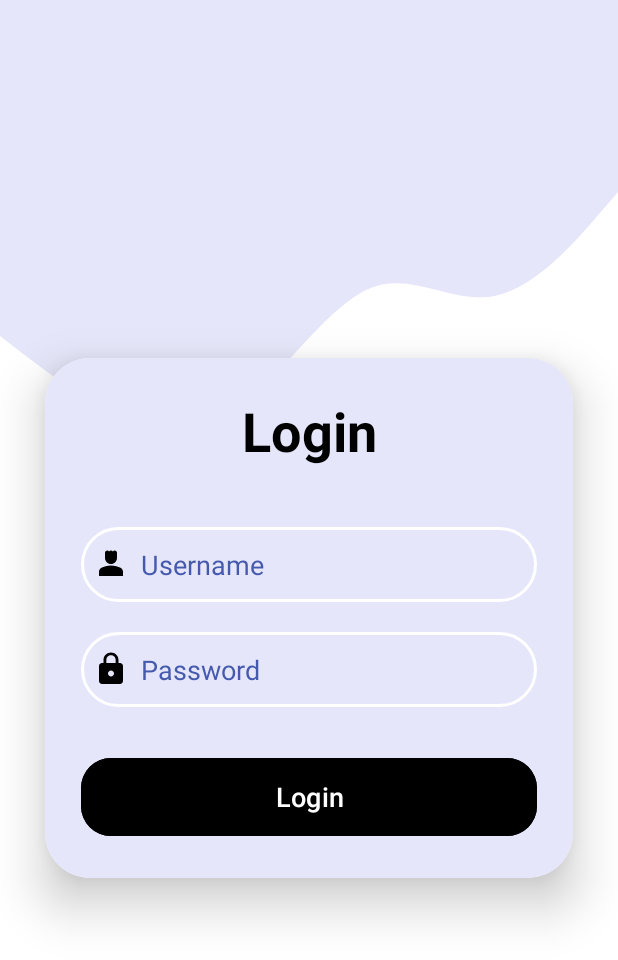
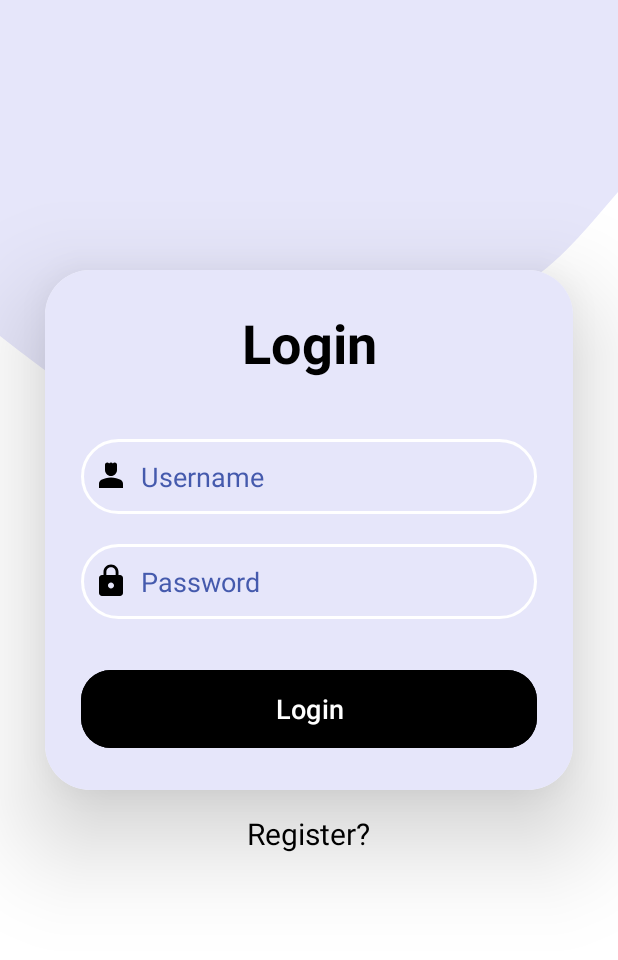
Before and after one commit to devansh-dek/AlertifyApp, an Android app: the EmergencySignIn screen opened directly, with no data from a screen before it, on a phone screen of 412 x 824 dp. Shown: the top 960 px of the screen. Run offline under Robolectric (Android 15) with nearby library versions, the phone set to English and light mode, and no system bars; our stand-ins replace Firebase (no records; nobody signed in at launch, a user with empty details on screens opened directly), data binding.

Commit message:
commit 10 registration added

```diff
--- a/app/src/main/java/com/example/alertify/locationaccess/EmergencySignIn.kt
+++ b/app/src/main/java/com/example/alertify/locationaccess/EmergencySignIn.kt
@@ -81,6 +81,12 @@
 //            }
             loginUser()
         })
+        binding.register.setOnClickListener {
+var intent = Intent(this,EmergencyRegister::class.java)
+            startActivity(intent)
+
+
+        }
 
 
         setContentView(binding.root)
--- a/app/src/main/java/com/example/alertify/locationaccess/mainActive.kt
+++ b/app/src/main/java/com/example/alertify/locationaccess/mainActive.kt
@@ -196,8 +196,8 @@
                             val icon = BitmapDescriptorFactory.fromBitmap(scaledIcon)
 
 // Add the marker with the custom icon
-                            mMap.addMarker(MarkerOptions().position(sydney).title("Emergency Vehicle").icon(icon))
-                            mMap.addMarker(MarkerOptions().position(UserLOcation).title("YOU"))
+                            mMap.addMarker(MarkerOptions().position(sydney).title("YOU"))
+                            mMap.addMarker(MarkerOptions().position(UserLOcation).title("EMERGENCY VEHICLE").icon(icon))
 
 //        mMap.moveCamera(CameraUpdateFactory.newLatLng(sydney))
                             val zoomLevel = 18.0f
@@ -240,7 +240,7 @@
                             mMap.addMarker(MarkerOptions().position(sydney).title("YOU"))
 
 //        mMap.moveCamera(CameraUpdateFactory.newLatLng(sydney))
-                            val zoomLevel = 18.0f
+                            val zoomLevel = 17.0f
 // Create a CameraUpdate object to zoom to the specified level
                             val cameraUpdate2 = CameraUpdateFactory.newLatLngZoom(sydney, zoomLevel)
 
--- a/app/src/main/res/drawable/btngrey.xml
+++ b/app/src/main/res/drawable/btngrey.xml
@@ -1,6 +1,6 @@
 <?xml version="1.0" encoding="utf-8"?>
 <shape xmlns:android="http://schemas.android.com/apk/res/android">
-<solid android:color="#FF000000"></solid>
+<solid android:color="#FFFFFF"></solid>
 
     <corners android:radius="30dp"/>
 
--- a/app/src/main/res/layout/activity_emergency_sign_in.xml
+++ b/app/src/main/res/layout/activity_emergency_sign_in.xml
@@ -11,17 +11,19 @@
         android:layout_width="match_parent"
         android:layout_height="match_parent"
         android:background="@drawable/backgroundpage"
-
+android:orientation="vertical"
         tools:context=".locationaccess.EmergencySignIn">
 
         <androidx.cardview.widget.CardView
             android:layout_width="match_parent"
+android:layout_marginTop="180dp"
+            android:layout_marginHorizontal="30dp"
+
 
             android:layout_height="wrap_content"
-            android:layout_margin="30dp"
             android:layout_gravity="center"
             app:cardCornerRadius="30dp"
-            app:cardElevation="20dp">
+            app:cardElevation="40dp">
 
             <LinearLayout
 
@@ -83,6 +85,16 @@
                     app:cornerRadius="20dp" />
             </LinearLayout>
         </androidx.cardview.widget.CardView>
-
+<TextView
+    android:id="@+id/register"
+    android:layout_width="wrap_content"
+    android:layout_height="wrap_content"
+    android:text="Register?"
+    android:layout_gravity="center"
+    style="bold"
+    android:textSize="20dp"
+    android:layout_margin="15dp"
+android:textColor="@color/black"
+    ></TextView>
     </LinearLayout>
 </layout>
```
Also changed, not shown: app/src/main/AndroidManifest.xml (+5 -6 lines), app/src/main/res/layout/activity_emergency_vehicle.xml (+23 -5 lines), app/src/main/res/layout/activity_user.xml (+4 -3 lines).
